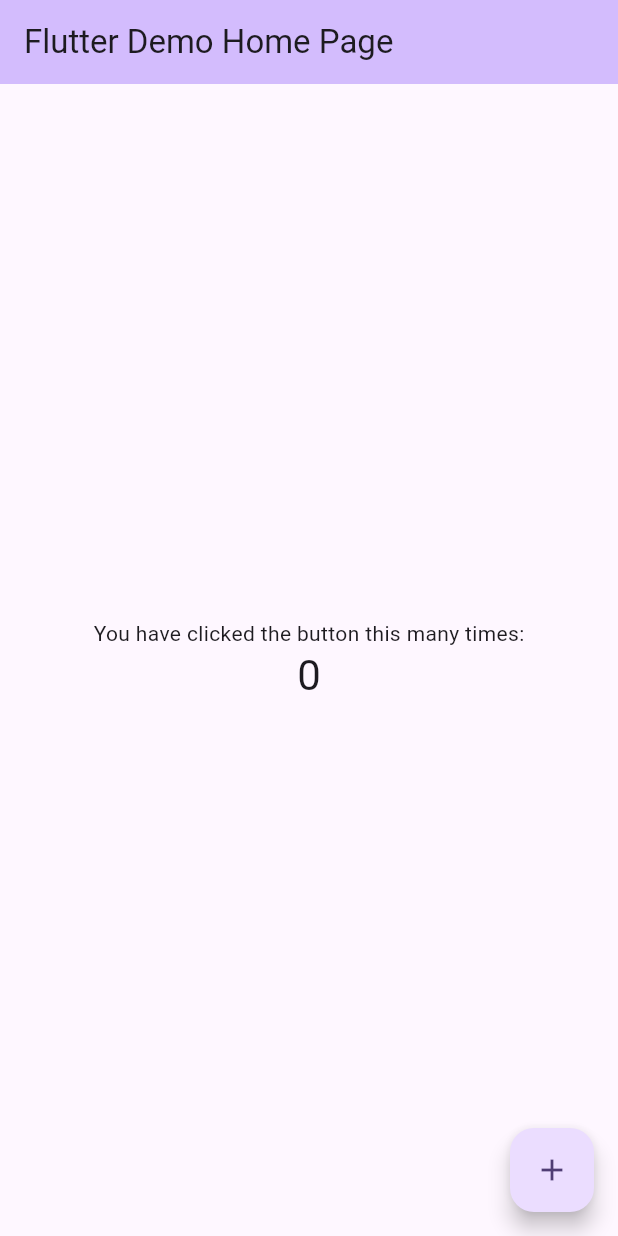
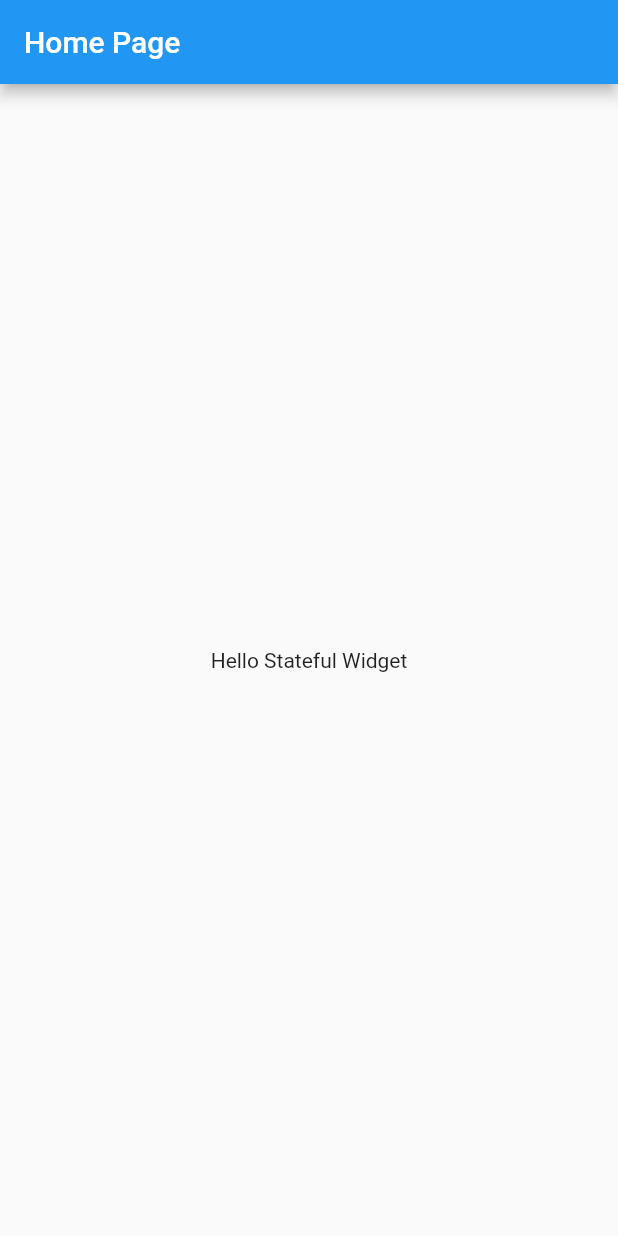
Before and after one commit to sadman017/first_app, a Flutter app: the screen it shows after launch, on a phone screen of 412 x 824 dp. Run offline on Flutter 3.47's test engine with Material 2 defaults, Android fonts, the phone set to English and light mode, and no system bars.

Commit message:
Flutter App

```diff
--- a/lib/main.dart
+++ b/lib/main.dart
@@ -1,124 +1,30 @@
 import 'package:flutter/material.dart';
-void main() {
-  runApp(const MyApp());
+void main(){
+  runApp( MyApp());
 }
 
 class MyApp extends StatelessWidget {
-  const MyApp({super.key});
-
-  // This widget is the root of your application.
   @override
-  Widget build(BuildContext context) {
-    return MaterialApp(
-      title: 'Flutter Demo',
-      theme: ThemeData(
-        // This is the theme of your application.
-        //
-        // TRY THIS: Try running your application with "flutter run". You'll see
-        // the application has a blue toolbar. Then, without quitting the app,
-        // try changing the seedColor in the colorScheme below to Colors.green
-        // and then invoke "hot reload" (save your changes or press the "hot
-        // reload" button in a Flutter-supported IDE, or press "r" if you used
-        // the command line to start the app).
-        //
-        // Notice that the counter didn't reset back to zero; the application
-        // state is not lost during the reload. To reset the state, use hot
-        // restart instead.
-        //
-        // This works for code too, not just values: Most code changes can be
-        // tested with just a hot reload.
-        colorScheme: ColorScheme.fromSeed(seedColor: Colors.deepPurple),
-        useMaterial3: true,
-      ),
-      home: const MyHomePage(title: 'Flutter Demo Home Page'),
+  Widget build(BuildContext context){
+    return  MaterialApp(
+      title: "My App",
+      home: HomePage(),
     );
   }
 }
-
-class MyHomePage extends StatefulWidget {
-  const MyHomePage({super.key, required this.title});
-
-  // This widget is the home page of your application. It is stateful, meaning
-  // that it has a State object (defined below) that contains fields that affect
-  // how it looks.
-
-  // This class is the configuration for the state. It holds the values (in this
-  // case the title) provided by the parent (in this case the App widget) and
-  // used by the build method of the State. Fields in a Widget subclass are
-  // always marked "final".
-
-  final String title;
-
+class HomePage  extends  StatefulWidget{
   @override
-  State<MyHomePage> createState() => _MyHomePageState();
+  _HomePageState  createState() => _HomePageState();
 }
 
-class _MyHomePageState extends State<MyHomePage> {
-  int _counter = 0;
-
-  void _incrementCounter() {
-    setState(() {
-      // This call to setState tells the Flutter framework that something has
-      // changed in this State, which causes it to rerun the build method below
-      // so that the display can reflect the updated values. If we changed
-      // _counter without calling setState(), then the build method would not be
-      // called again, and so nothing would appear to happen.
-      _counter++;
-    });
-  }
-
+class _HomePageState extends State<HomePage> {
   @override
   Widget build(BuildContext context) {
-    // This method is rerun every time setState is called, for instance as done
-    // by the _incrementCounter method above.
-    //
-    // The Flutter framework has been optimized to make rerunning build methods
-    // fast, so that you can just rebuild anything that needs updating rather
-    // than having to individually change instances of widgets.
-    return Scaffold(
-      appBar: AppBar(
-        // TRY THIS: Try changing the color here to a specific color (to
-        // Colors.amber, perhaps?) and trigger a hot reload to see the AppBar
-        // change color while the other colors stay the same.
-        backgroundColor: Theme.of(context).colorScheme.inversePrimary,
-        // Here we take the value from the MyHomePage object that was created by
-        // the App.build method, and use it to set our appbar title.
-        title: Text(widget.title),
+    return  Scaffold(
+      appBar:  AppBar(
+        title: const Text("Home Page"),
       ),
-      body: Center(
-        // Center is a layout widget. It takes a single child and positions it
-        // in the middle of the parent.
-        child: Column(
-          // Column is also a layout widget. It takes a list of children and
-          // arranges them vertically. By default, it sizes itself to fit its
-          // children horizontally, and tries to be as tall as its parent.
-          //
-          // Column has various properties to control how it sizes itself and
-          // how it positions its children. Here we use mainAxisAlignment to
-          // center the children vertically; the main axis here is the vertical
-          // axis because Columns are vertical (the cross axis would be
-          // horizontal).
-          //
-          // TRY THIS: Invoke "debug painting" (choose the "Toggle Debug Paint"
-          // action in the IDE, or press "p" in the console), to see the
-          // wireframe for each widget.
-          mainAxisAlignment: MainAxisAlignment.center,
-          children: <Widget>[
-            const Text(
-              'You have clicked the button this many times:',
-            ),
-            Text(
-              '$_counter',
-              style: Theme.of(context).textTheme.headlineMedium,
-            ),
-          ],
-        ),
-      ),
-      floatingActionButton: FloatingActionButton(
-        onPressed: _incrementCounter,
-        tooltip: 'Increment',
-        child: const Icon(Icons.add),
-      ), // This trailing comma makes auto-formatting nicer for build methods.
+      body: const Center(child: Text("Hello Stateful Widget"),),
     );
   }
 }
```
